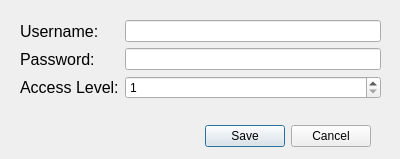
This is Projects/CoX/Utilities/SEGSAdmin/AddNewUserDialog.ui in Segs/Segs as Qt 5 draws it before an edit. The edited form follows.
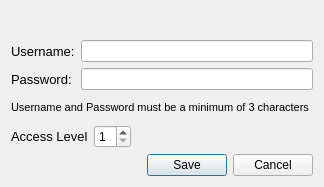
This is the edited form.

Diff of the .ui file:
```diff
--- a/Projects/CoX/Utilities/SEGSAdmin/AddNewUserDialog.ui
+++ b/Projects/CoX/Utilities/SEGSAdmin/AddNewUserDialog.ui
@@ -6,8 +6,8 @@
    <rect>
     <x>0</x>
     <y>0</y>
-    <width>400</width>
-    <height>159</height>
+    <width>324</width>
+    <height>187</height>
    </rect>
   </property>
   <property name="windowTitle">
@@ -16,37 +16,28 @@
   <property name="modal">
    <bool>true</bool>
   </property>
-  <widget class="QDialogButtonBox" name="buttonBox">
-   <property name="geometry">
-    <rect>
-     <x>30</x>
-     <y>120</y>
-     <width>341</width>
-     <height>32</height>
-    </rect>
-   </property>
-   <property name="orientation">
-    <enum>Qt::Horizontal</enum>
-   </property>
-   <property name="standardButtons">
-    <set>QDialogButtonBox::Cancel|QDialogButtonBox::Save</set>
-   </property>
-  </widget>
-  <widget class="QWidget" name="layoutWidget">
-   <property name="geometry">
-    <rect>
-     <x>20</x>
-     <y>20</y>
-     <width>361</width>
-     <height>91</height>
-    </rect>
-   </property>
-   <layout class="QFormLayout" name="formLayout">
+  <layout class="QGridLayout" name="gridLayout_2">
     <item row="0" column="0">
+    <widget class="QLabel" name="label">
+     <property name="font">
+      <font>
+       <pointsize>11</pointsize>
+      </font>
+     </property>
+     <property name="text">
+      <string/>
+     </property>
+    </widget>
+   </item>
+   <item row="1" column="0">
+    <layout class="QHBoxLayout" name="horizontalLayout">
+     <item>
+      <layout class="QVBoxLayout" name="verticalLayout_2">
+       <item>
      <widget class="QLabel" name="username">
       <property name="font">
        <font>
-        <pointsize>12</pointsize>
+           <pointsize>10</pointsize>
        </font>
       </property>
       <property name="text">
@@ -54,14 +45,11 @@
       </property>
      </widget>
     </item>
-    <item row="0" column="1">
-     <widget class="QLineEdit" name="usernameedit"/>
-    </item>
-    <item row="1" column="0">
+       <item>
      <widget class="QLabel" name="password">
       <property name="font">
        <font>
-        <pointsize>12</pointsize>
+           <pointsize>10</pointsize>
        </font>
       </property>
       <property name="text">
@@ -69,18 +57,52 @@
       </property>
      </widget>
     </item>
-    <item row="1" column="1">
+      </layout>
+     </item>
+     <item>
+      <layout class="QVBoxLayout" name="verticalLayout">
+       <item>
+        <widget class="QLineEdit" name="usernameedit"/>
+       </item>
+       <item>
      <widget class="QLineEdit" name="passedit">
       <property name="echoMode">
        <enum>QLineEdit::Password</enum>
       </property>
      </widget>
     </item>
+      </layout>
+     </item>
+    </layout>
+   </item>
     <item row="2" column="0">
+    <widget class="QLabel" name="label_2">
+     <property name="font">
+      <font>
+       <pointsize>8</pointsize>
+      </font>
+     </property>
+     <property name="text">
+      <string>Username and Password must be a minimum of 3 characters</string>
+     </property>
+    </widget>
+   </item>
+   <item row="3" column="0">
+    <layout class="QGridLayout" name="gridLayout">
+     <property name="rightMargin">
+      <number>180</number>
+     </property>
+     <item row="0" column="0">
      <widget class="QLabel" name="acclevel">
+       <property name="maximumSize">
+        <size>
+         <width>77</width>
+         <height>16</height>
+        </size>
+       </property>
       <property name="font">
        <font>
-        <pointsize>12</pointsize>
+         <pointsize>10</pointsize>
        </font>
       </property>
       <property name="text">
@@ -88,8 +110,14 @@
       </property>
      </widget>
     </item>
-    <item row="2" column="1">
+     <item row="0" column="1">
      <widget class="QSpinBox" name="accleveledit">
+       <property name="maximumSize">
+        <size>
+         <width>37</width>
+         <height>23</height>
+        </size>
+       </property>
       <property name="minimum">
        <number>1</number>
       </property>
@@ -99,7 +127,18 @@
      </widget>
     </item>
    </layout>
-  </widget>
+   </item>
+   <item row="4" column="0">
+    <widget class="QDialogButtonBox" name="buttonBox">
+     <property name="orientation">
+      <enum>Qt::Horizontal</enum>
+     </property>
+     <property name="standardButtons">
+      <set>QDialogButtonBox::Cancel|QDialogButtonBox::Save</set>
+     </property>
+    </widget>
+   </item>
+  </layout>
  </widget>
  <resources/>
  <connections>
```
Lines whose indentation alone changed are shown as unchanged.
